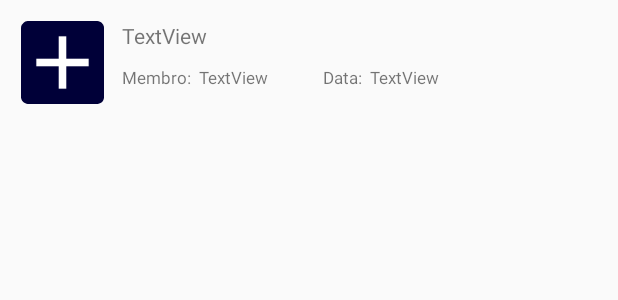
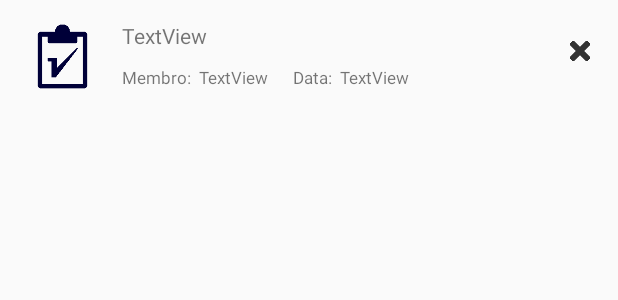
Before and after one commit to Luterium/RepManager, an Android app: the layout custom_task_layout.xml on its own in the app's theme, with its tools: preview values and no code run, on a phone screen of 412 x 824 dp. Shown: the top 300 px of the screen. Run offline under Robolectric (Android 15) with nearby library versions, the phone set to English and light mode, and no system bars.

```diff
--- a/app/build.gradle
+++ b/app/build.gradle
@@ -20,13 +20,14 @@ android {
 }
 
 dependencies {
-    implementation fileTree(include: ['*.jar'], dir: 'libs')
+    implementation fileTree(dir: 'libs', include: ['*.jar'])
     implementation 'com.android.support:appcompat-v7:26.1.0'
     implementation 'com.android.support:design:26.1.0'
     implementation 'com.android.support.constraint:constraint-layout:1.0.2'
     implementation 'com.android.support:support-vector-drawable:26.1.0'
     implementation 'de.hdodenhof:circleimageview:1.3.0'
     compile 'de.hdodenhof:circleimageview:1.3.0'
+
     testImplementation 'junit:junit:4.12'
     androidTestImplementation 'com.android.support.test:runner:1.0.1'
     androidTestImplementation 'com.android.support.test.espresso:espresso-core:3.0.1'
--- a/app/src/main/res/layout/activity_tasks.xml
+++ b/app/src/main/res/layout/activity_tasks.xml
@@ -18,6 +18,7 @@
             android:orientation="vertical">
 
             <ListView
+
                 android:layout_width="match_parent"
                 android:layout_height="match_parent"
                 android:id="@+id/listView">
--- a/app/src/main/res/layout/custom_task_layout.xml
+++ b/app/src/main/res/layout/custom_task_layout.xml
@@ -15,7 +15,8 @@
         android:layout_marginLeft="14dp"
         android:layout_marginStart="14dp"
         android:layout_marginTop="14dp"
-        app:srcCompat="@mipmap/ic_launcher" />
+        android:paddingBottom="8dp"
+        app:srcCompat="@drawable/task" />
 
     <TextView
         android:id="@+id/taskView"
@@ -51,7 +52,7 @@
 
     <TextView
         android:id="@+id/responsibleViewContent"
-        android:layout_width="80dp"
+        android:layout_width="60dp"
         android:layout_height="25dp"
         android:layout_below="@+id/taskView"
         android:layout_toEndOf="@+id/responsibleView"
@@ -68,4 +69,16 @@
         android:layout_toRightOf="@+id/responsibleViewContent"
         android:text=" Data:  "
         android:textSize="11sp" />
+
+    <ImageButton
+        android:id="@+id/removeButtom"
+        android:layout_width="20dp"
+        android:layout_height="20dp"
+        android:layout_alignParentEnd="true"
+        android:layout_alignParentRight="true"
+        android:layout_alignTop="@+id/taskView"
+        android:layout_marginTop="10dp"
+        android:layout_marginRight="15dp"
+        android:background="@drawable/remove"
+        android:onClick="removeTask" />
 </RelativeLayout>
--- a/app/src/main/res/values/colors.xml
+++ b/app/src/main/res/values/colors.xml
@@ -1,6 +1,6 @@
 <?xml version="1.0" encoding="utf-8"?>
 <resources>
     <color name="colorPrimary">#3F51B5</color>
-    <color name="colorPrimaryDark">#303F9F</color>
+    <color name="colorPrimaryDark">#303f9f</color>
     <color name="colorAccent">#FF4081</color>
 </resources>
--- a/app/src/main/res/values/styles.xml
+++ b/app/src/main/res/values/styles.xml
@@ -7,8 +7,10 @@
         <item name="colorPrimaryDark">@color/colorPrimaryDark</item>
         <item name="colorAccent">@color/colorAccent</item>
     </style>
+
     <style name="Spinner" parent="Widget.AppCompat.Light.DropDownItem.Spinner">
         <item name="android:textColor">@color/colorPrimaryDark</item>
         <item name="android:textSize">18sp</item>
     </style>
+
 </resources>
--- a/settings.gradle
+++ b/settings.gradle
@@ -1,2 +1 @@
-include ':app', ':java-json'
-include ':libs'
+include ':app'
```
Also changed, not shown: app/src/main/AndroidManifest.xml (+4 -6 lines), app/src/main/assets/taskList.json (+1 -77 lines), app/src/main/java/com/example/guerra/repmanager_aaa/MainActivity.java (+1 -25 lines), app/src/main/java/com/example/guerra/repmanager_aaa/Tasks.java (+101 -9 lines), app/src/main/res/layout/activity_main.xml (+0 -8 lines), app/src/main/res/values/strings.xml (+2 -14 lines), app/src/main/res/drawable/remove.png (added).
